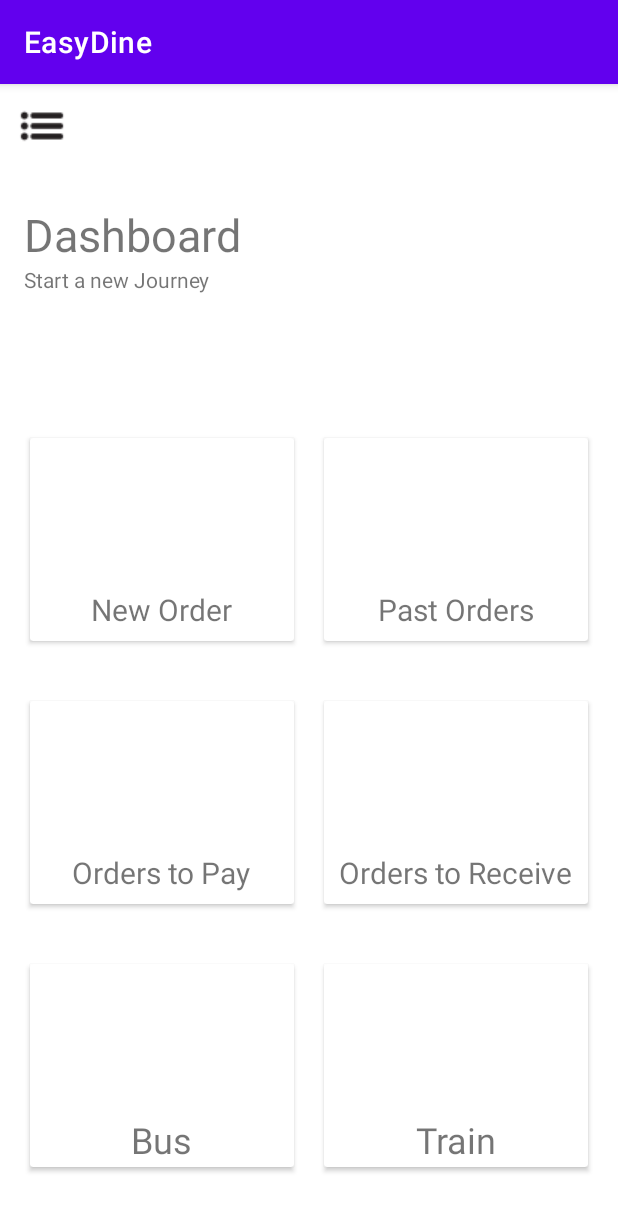
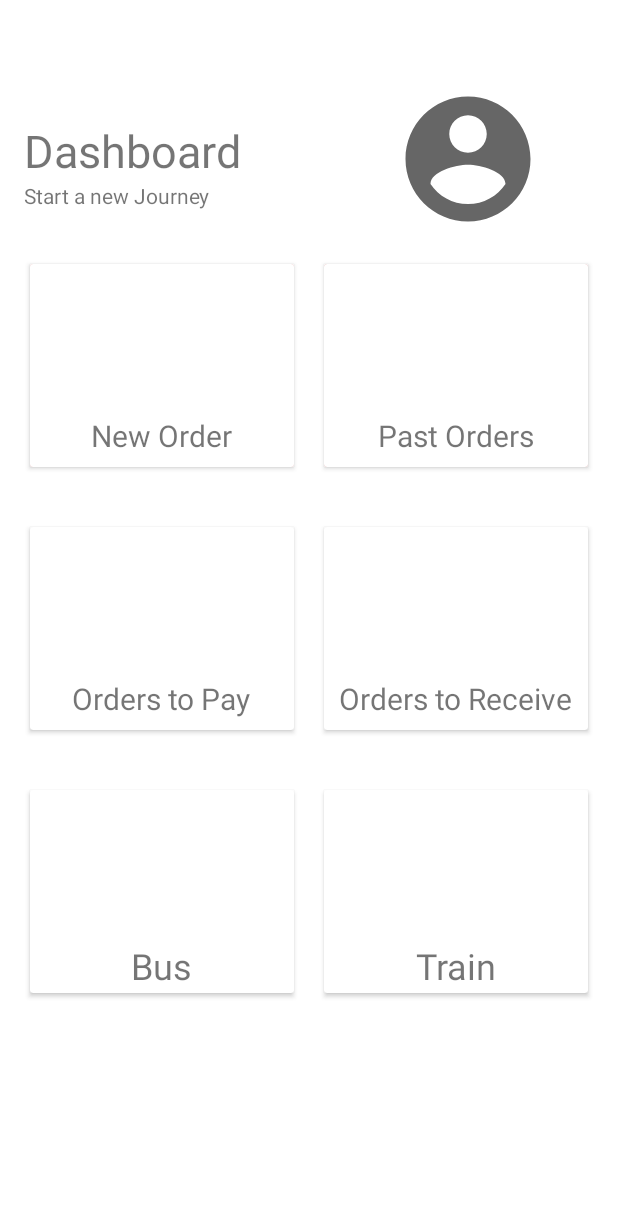
Before and after one commit to DinethP/EasyDine, an Android app: the MainActivity screen opened directly, with no data from a screen before it, on a phone screen of 412 x 824 dp. Shown: the top 1211 px of the screen. Run offline under Robolectric (Android 15) with nearby library versions, the phone set to English and light mode, and no system bars; 3 statements that could not run were skipped.

Commit message:
Added nav menu and Google login/logout

```diff
--- a/app/src/main/java/edu/cuhk/csci3310/easydine/MainActivity.java
+++ b/app/src/main/java/edu/cuhk/csci3310/easydine/MainActivity.java
@@ -1,28 +1,99 @@
 package edu.cuhk.csci3310.easydine;
 
+import androidx.annotation.NonNull;
+import androidx.appcompat.app.ActionBarDrawerToggle;
 import androidx.appcompat.app.AppCompatActivity;
+import androidx.core.view.GravityCompat;
+import androidx.drawerlayout.widget.DrawerLayout;
 
+import android.content.Context;
+import android.content.Intent;
+import android.content.SharedPreferences;
 import android.os.Bundle;
 import android.util.Log;
+import android.view.MenuItem;
 import android.widget.ImageView;
 import android.widget.TextView;
 
+import androidx.appcompat.widget.Toolbar;
+
 import com.google.android.gms.auth.api.signin.GoogleSignIn;
 import com.google.android.gms.auth.api.signin.GoogleSignInAccount;
+import com.google.android.gms.auth.api.signin.GoogleSignInClient;
 import com.google.android.gms.auth.api.signin.GoogleSignInOptions;
+import com.google.android.material.navigation.NavigationView;
 
-public class MainActivity extends AppCompatActivity {
+public class MainActivity extends AppCompatActivity implements NavigationView.OnNavigationItemSelectedListener {
     private String TAG = "MainActivity";
+    private String KEY = "isLoggedIn";
+    private String preferencesName = "UserDetails";
+
+    DrawerLayout drawerLayout;
+    NavigationView navigationView;
+    Toolbar toolbar;
+    SharedPreferences sharedPreferences;
+
+
+
     @Override
     protected void onCreate(Bundle savedInstanceState) {
         super.onCreate(savedInstanceState);
+        sharedPreferences = getApplicationContext().getSharedPreferences(preferencesName, Context.MODE_PRIVATE);
         setContentView(R.layout.activity_main);
-        GoogleSignInAccount account =getIntent().getParcelableExtra("ACCOUNT");
+        GoogleSignInAccount account = getIntent().getParcelableExtra("ACCOUNT");
         ImageView profilePic = findViewById(R.id.profilePic);
         TextView title = findViewById(R.id.greeting);
         title.setText("Hello " + account.getGivenName());
-//        profilePic.setImageURI(account.getPhotoUrl());
-
+        if (account.getPhotoUrl() != null) {
+            profilePic.setImageURI(account.getPhotoUrl());
+        }
+        drawerLayout = (DrawerLayout) findViewById(R.id.drawer_layout);
+        navigationView = (NavigationView) findViewById(R.id.nav_view);
+        toolbar = findViewById(R.id.toolbar);
+        // set toolbar as the actionbar
+        setSupportActionBar(toolbar);
+        // make nav_menu items clickable
+        navigationView.bringToFront();
+        //  This is what makes the nav_menu open and close
+        //  TODO: For some reason, the hamburger menu icon is missing - it is set in xml file
+        ActionBarDrawerToggle toggle = new ActionBarDrawerToggle(this, drawerLayout, toolbar, R.string.navigation_drawer_open, R.string.navigation_drawer_close);
+        drawerLayout.addDrawerListener(toggle);
+        toggle.syncState();
+        //navigation menu clickable items
+        navigationView.setNavigationItemSelectedListener(this);
+        //  set initial checked nav item
+        navigationView.setCheckedItem(R.id.nav_dashboard);
         Log.d(TAG, "photo url: " + account.getPhotoUrl());
     }
+
+    @Override
+    public void onBackPressed() {
+        if (drawerLayout.isDrawerOpen(GravityCompat.START)) {
+            drawerLayout.closeDrawer(GravityCompat.START);
+        } else {
+            super.onBackPressed();
+        }
+    }
+
+
+    @Override
+    public boolean onNavigationItemSelected(@NonNull MenuItem item) {
+        switch (item.getItemId()){
+            case R.id.nav_dashboard:
+                break;
+            case R.id.nav_profile:
+                Intent profileIntent = new Intent(MainActivity.this, MyProfile.class);
+                startActivity(profileIntent);
+                break;
+            case R.id.logout:
+                // open loginActivity again to logout
+                SharedPreferences.Editor editor = sharedPreferences.edit();
+                editor.putBoolean(KEY, false);
+                editor.commit();
+                Intent loginIntent = new Intent(MainActivity.this, LoginActivity.class);
+                startActivity(loginIntent);
+        }
+        drawerLayout.closeDrawer(GravityCompat.START);
+        return true;
+    }
 }
--- /dev/null
+++ b/app/src/main/res/drawable/home_icon.xml
@@ -0,0 +1,10 @@
+<vector xmlns:android="http://schemas.android.com/apk/res/android"
+    android:width="24dp"
+    android:height="24dp"
+    android:viewportWidth="24"
+    android:viewportHeight="24"
+    android:tint="?attr/colorControlNormal">
+  <path
+      android:fillColor="@android:color/white"
+      android:pathData="M10,20v-6h4v6h5v-8h3L12,3 2,12h3v8z"/>
+</vector>
--- /dev/null
+++ b/app/src/main/res/drawable/logout_icon.xml
@@ -0,0 +1,10 @@
+<vector xmlns:android="http://schemas.android.com/apk/res/android"
+    android:width="24dp"
+    android:height="24dp"
+    android:viewportWidth="24"
+    android:viewportHeight="24"
+    android:tint="?attr/colorControlNormal">
+  <path
+      android:fillColor="@android:color/white"
+      android:pathData="M10.09,15.59L11.5,17l5,-5 -5,-5 -1.41,1.41L12.67,11H3v2h9.67l-2.58,2.59zM19,3H5c-1.11,0 -2,0.9 -2,2v4h2V5h14v14H5v-4H3v4c0,1.1 0.89,2 2,2h14c1.1,0 2,-0.9 2,-2V5c0,-1.1 -0.9,-2 -2,-2z"/>
+</vector>
--- /dev/null
+++ b/app/src/main/res/drawable/profile_picture_icon.xml
@@ -0,0 +1,10 @@
+<vector xmlns:android="http://schemas.android.com/apk/res/android"
+    android:width="24dp"
+    android:height="24dp"
+    android:viewportWidth="24"
+    android:viewportHeight="24"
+    android:tint="?attr/colorControlNormal">
+  <path
+      android:fillColor="@android:color/white"
+      android:pathData="M12,2C6.48,2 2,6.48 2,12s4.48,10 10,10 10,-4.48 10,-10S17.52,2 12,2zM12,5c1.66,0 3,1.34 3,3s-1.34,3 -3,3 -3,-1.34 -3,-3 1.34,-3 3,-3zM12,19.2c-2.5,0 -4.71,-1.28 -6,-3.22 0.03,-1.99 4,-3.08 6,-3.08 1.99,0 5.97,1.09 6,3.08 -1.29,1.94 -3.5,3.22 -6,3.22z"/>
+</vector>
--- a/app/src/main/res/layout/activity_main.xml
+++ b/app/src/main/res/layout/activity_main.xml
@@ -1,14 +1,33 @@
 <?xml version="1.0" encoding="utf-8"?>
-<ScrollView xmlns:android="http://schemas.android.com/apk/res/android"
+<androidx.drawerlayout.widget.DrawerLayout xmlns:android="http://schemas.android.com/apk/res/android"
     xmlns:app="http://schemas.android.com/apk/res-auto"
     xmlns:tools="http://schemas.android.com/tools"
+    android:id="@+id/drawer_layout"
     android:layout_width="match_parent"
     android:layout_height="match_parent"
-    tools:context=".MainActivity">
-    <androidx.constraintlayout.widget.ConstraintLayout
+    android:background="#FFFFFF"
+    tools:context=".MainActivity"
+    android:fitsSystemWindows="true"
+    tools:openDrawer="start">
+
+    <com.google.android.material.navigation.NavigationView
+        android:id="@+id/nav_view"
+        android:layout_width="wrap_content"
+        android:layout_height="match_parent"
+        app:headerLayout="@layout/nav_header"
+        app:menu="@menu/main_menu"
+        android:layout_gravity="start"
+        />
+
+    <ScrollView
+        android:layout_height="match_parent"
+        android:layout_width="match_parent">
+
+        <androidx.constraintlayout.widget.ConstraintLayout
         android:layout_width="match_parent"
         android:layout_height="match_parent"
         android:background="#FFFFFF">
+
         <androidx.appcompat.widget.Toolbar
             android:id="@+id/toolbar"
             android:layout_width="0dp"
@@ -20,6 +39,7 @@
             app:layout_constraintStart_toStartOf="parent"
             app:layout_constraintTop_toTopOf="parent"
             app:navigationIcon="@drawable/menu" />
+
         <TextView
             android:id="@+id/textView"
             android:layout_width="0dp"
@@ -29,9 +49,10 @@
             android:layout_marginTop="24dp"
             android:text="Dashboard"
             android:textSize="30sp"
-            app:layout_constraintEnd_toStartOf="@+id/imageView"
+            app:layout_constraintEnd_toStartOf="@+id/profilePic"
             app:layout_constraintStart_toStartOf="parent"
             app:layout_constraintTop_toBottomOf="@+id/toolbar" />
+
         <TextView
             android:id="@+id/greeting"
             android:layout_width="0dp"
@@ -39,18 +60,21 @@
             android:layout_marginStart="16dp"
             android:layout_marginLeft="16dp"
             android:text="Start a new Journey"
-            app:layout_constraintEnd_toStartOf="@+id/imageView"
+            app:layout_constraintEnd_toStartOf="@+id/profilePic"
             app:layout_constraintStart_toStartOf="parent"
             app:layout_constraintTop_toBottomOf="@+id/textView" />
+
         <ImageView
             android:id="@+id/profilePic"
-            android:layout_width="0dp"
-            android:layout_height="160dp"
-            android:layout_marginEnd="16dp"
-            android:layout_marginRight="16dp"
+            android:layout_width="100dp"
+            android:layout_height="100dp"
+            android:layout_marginEnd="50dp"
+            android:src="@drawable/profile_picture_icon"
             app:layout_constraintEnd_toEndOf="parent"
+            app:layout_constraintHorizontal_bias="1.0"
             app:layout_constraintStart_toEndOf="@+id/textView"
             app:layout_constraintTop_toBottomOf="@+id/toolbar" />
+
         <LinearLayout
             android:id="@+id/linearLayout"
             android:layout_width="0dp"
@@ -61,14 +85,19 @@
             app:layout_constraintHorizontal_bias="0.0"
             app:layout_constraintStart_toStartOf="parent"
             app:layout_constraintTop_toBottomOf="@+id/profilePic">
+
             <androidx.cardview.widget.CardView
                 android:layout_width="0dp"
                 android:layout_height="match_parent"
                 android:layout_margin="10dp"
-                android:layout_weight="1">
+                android:layout_weight="1"
+                app:cardBackgroundColor="#EF9696">
+
                 <RelativeLayout
                     android:layout_width="match_parent"
-                    android:layout_height="match_parent">
+                    android:layout_height="match_parent"
+                    android:background="#FFFFFF">
+
                     <TextView
                         android:id="@+id/textView3"
                         android:layout_width="wrap_content"
@@ -78,22 +107,29 @@
                         android:layout_marginTop="10dp"
                         android:text="New Order"
                         android:textSize="20sp" />
+
                     <ImageView
                         android:id="@+id/bus"
                         android:layout_width="75dp"
                         android:layout_height="75dp"
                         android:layout_centerHorizontal="true"
-                        android:layout_marginTop="15dp" />
+                        android:layout_marginTop="15dp"
+                        android:background="#FFFFFF" />
                 </RelativeLayout>
             </androidx.cardview.widget.CardView>
+
             <androidx.cardview.widget.CardView
                 android:layout_width="0dp"
                 android:layout_height="match_parent"
                 android:layout_margin="10dp"
-                android:layout_weight="1">
+                android:layout_weight="1"
+                app:cardBackgroundColor="#D77575">
+
                 <RelativeLayout
                     android:layout_width="match_parent"
-                    android:layout_height="match_parent">
+                    android:layout_height="match_parent"
+                    android:background="#FFFFFF">
+
                     <TextView
                         android:id="@+id/textView4"
                         android:layout_width="wrap_content"
@@ -103,6 +139,7 @@
                         android:layout_marginTop="10dp"
                         android:text="Past Orders"
                         android:textSize="20sp" />
+
                     <ImageView
                         android:id="@+id/imageView3"
                         android:layout_width="75dp"
@@ -112,6 +149,7 @@
                 </RelativeLayout>
             </androidx.cardview.widget.CardView>
         </LinearLayout>
+
         <LinearLayout
             android:id="@+id/linearLayout2"
             android:layout_width="0dp"
@@ -122,14 +160,17 @@
             app:layout_constraintHorizontal_bias="0.0"
             app:layout_constraintStart_toStartOf="parent"
             app:layout_constraintTop_toBottomOf="@+id/linearLayout">
+
             <androidx.cardview.widget.CardView
                 android:layout_width="0dp"
                 android:layout_height="match_parent"
                 android:layout_margin="10dp"
                 android:layout_weight="1">
+
                 <RelativeLayout
                     android:layout_width="match_parent"
                     android:layout_height="match_parent">
+
                     <TextView
                         android:id="@+id/textView6"
                         android:layout_width="wrap_content"
@@ -139,6 +180,7 @@
                         android:layout_marginTop="10dp"
                         android:text="Orders to Pay"
                         android:textSize="20sp" />
+
                     <ImageView
                         android:id="@+id/bus1"
                         android:layout_width="75dp"
@@ -147,14 +189,17 @@
                         android:layout_marginTop="15dp" />
                 </RelativeLayout>
             </androidx.cardview.widget.CardView>
+
             <androidx.cardview.widget.CardView
                 android:layout_width="0dp"
                 android:layout_height="match_parent"
                 android:layout_margin="10dp"
                 android:layout_weight="1">
+
                 <RelativeLayout
                     android:layout_width="match_parent"
                     android:layout_height="match_parent">
+
                     <TextView
                         android:id="@+id/textView7"
                         android:layout_width="wrap_content"
@@ -164,6 +209,7 @@
                         android:layout_marginTop="10dp"
                         android:text="Orders to Receive"
                         android:textSize="20sp" />
+
                     <ImageView
                         android:id="@+id/train"
                         android:layout_width="75dp"
@@ -173,6 +219,7 @@
                 </RelativeLayout>
             </androidx.cardview.widget.CardView>
         </LinearLayout>
+
         <LinearLayout
             android:layout_width="0dp"
             android:layout_height="175dp"
@@ -182,14 +229,17 @@
             app:layout_constraintHorizontal_bias="0.0"
             app:layout_constraintStart_toStartOf="parent"
             app:layout_constraintTop_toBottomOf="@+id/linearLayout2">
+
             <androidx.cardview.widget.CardView
                 android:layout_width="0dp"
                 android:layout_height="match_parent"
                 android:layout_margin="10dp"
                 android:layout_weight="1">
+
                 <RelativeLayout
                     android:layout_width="match_parent"
                     android:layout_height="match_parent">
+
                     <TextView
                         android:id="@+id/textView8"
                         android:layout_width="wrap_content"
@@ -199,6 +249,7 @@
                         android:layout_marginTop="10dp"
                         android:text="Bus"
                         android:textSize="24sp" />
+
                     <ImageView
                         android:id="@+id/cycle"
                         android:layout_width="75dp"
@@ -207,14 +258,17 @@
                         android:layout_marginTop="15dp" />
                 </RelativeLayout>
             </androidx.cardview.widget.CardView>
+
             <androidx.cardview.widget.CardView
                 android:layout_width="0dp"
                 android:layout_height="match_parent"
                 android:layout_margin="10dp"
                 android:layout_weight="1">
+
                 <RelativeLayout
                     android:layout_width="match_parent"
                     android:layout_height="match_parent">
+
                     <TextView
                         android:id="@+id/textView9"
                         android:layout_width="wrap_content"
@@ -224,6 +278,7 @@
                         android:layout_marginTop="10dp"
                         android:text="Train"
                         android:textSize="24sp" />
+
                     <ImageView
                         android:id="@+id/airplane"
                         android:layout_width="75dp"
@@ -234,4 +289,5 @@
             </androidx.cardview.widget.CardView>
         </LinearLayout>
     </androidx.constraintlayout.widget.ConstraintLayout>
-</ScrollView>
+    </ScrollView>
+</androidx.drawerlayout.widget.DrawerLayout>
--- /dev/null
+++ b/app/src/main/res/layout/navigation_menu.xml
@@ -0,0 +1,6 @@
+<?xml version="1.0" encoding="utf-8"?>
+<androidx.constraintlayout.widget.ConstraintLayout
+    xmlns:android="http://schemas.android.com/apk/res/android" android:layout_width="match_parent"
+    android:layout_height="match_parent">
+
+</androidx.constraintlayout.widget.ConstraintLayout>
--- /dev/null
+++ b/app/src/main/res/menu/main_menu.xml
@@ -0,0 +1,35 @@
+<?xml version="1.0" encoding="utf-8"?>
+<menu xmlns:android="http://schemas.android.com/apk/res/android">
+    <group android:checkableBehavior="single">
+        <item
+            android:id="@+id/nav_dashboard"
+            android:icon="@drawable/home_icon"
+            android:title="Dashboard" />
+        <item
+            android:id="@+id/nav_profile"
+            android:icon="@drawable/logout_icon"
+            android:title="Profile" />
+    </group>
+    <item android:title="Meals">
+        <menu>
+            <group android:checkableBehavior="single">
+                <item
+                    android:id="@+id/nav_past_orders"
+                    android:icon="@drawable/home_icon"
+                    android:title="Past Orders" />
+                <item
+                    android:id="@+id/map"
+                    android:icon="@drawable/logout_icon"
+                    android:title="Map" />
+            </group>
+        </menu>
+    </item>
+    <item android:title="Settings">
+        <menu>
+            <item
+                android:id="@+id/logout"
+                android:icon="@drawable/logout_icon"
+                android:title="Logout" />
+        </menu>
+    </item>
+</menu>
--- a/app/src/main/res/values/strings.xml
+++ b/app/src/main/res/values/strings.xml
@@ -1,4 +1,6 @@
 <resources>
     <string name="app_name">EasyDine</string>
     <string name="login">Login</string>
+    <string name="navigation_drawer_open">Open Navigation drawer</string>
+    <string name="navigation_drawer_close">Close Navigation drawer</string>
 </resources>
--- a/app/src/main/res/values/themes.xml
+++ b/app/src/main/res/values/themes.xml
@@ -12,5 +12,7 @@
         <!-- Status bar color. -->
         <item name="android:statusBarColor" tools:targetApi="l">?attr/colorPrimaryVariant</item>
         <!-- Customize your theme here. -->
+        <item name="windowActionBar">false</item>
+        <item name="windowNoTitle">true</item>
     </style>
 </resources>
```
Also changed, not shown: app/src/main/AndroidManifest.xml (+4 -3 lines), app/src/main/java/edu/cuhk/csci3310/easydine/LoginActivity.java (+32 -2 lines), app/src/main/java/edu/cuhk/csci3310/easydine/MyProfile.java (added, +14 -0 lines), app/src/main/res/layout/activity_my_profile.xml (added, +18 -0 lines), app/src/main/res/layout/nav_header.xml (added, +21 -0 lines).
